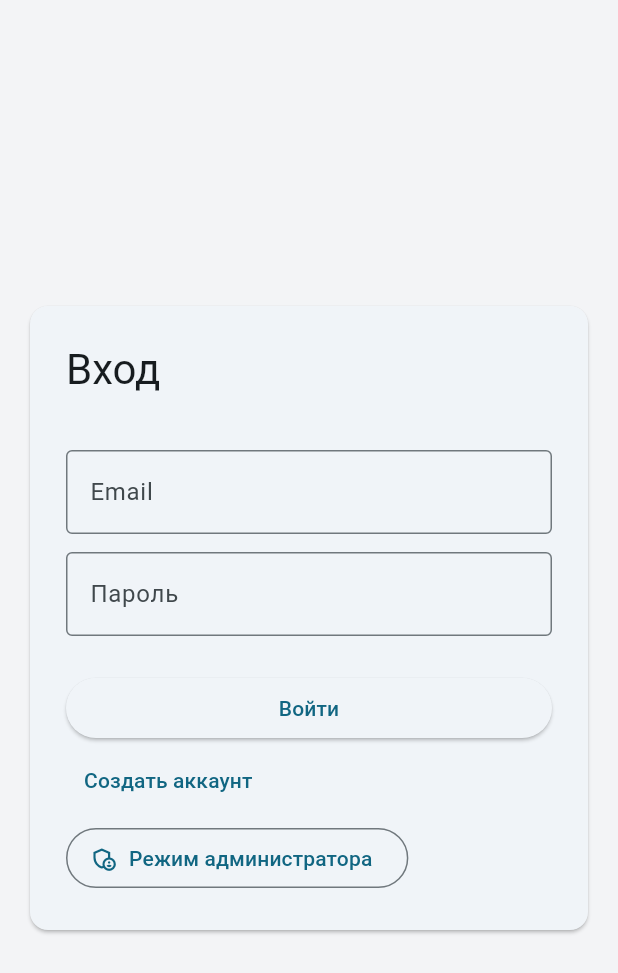
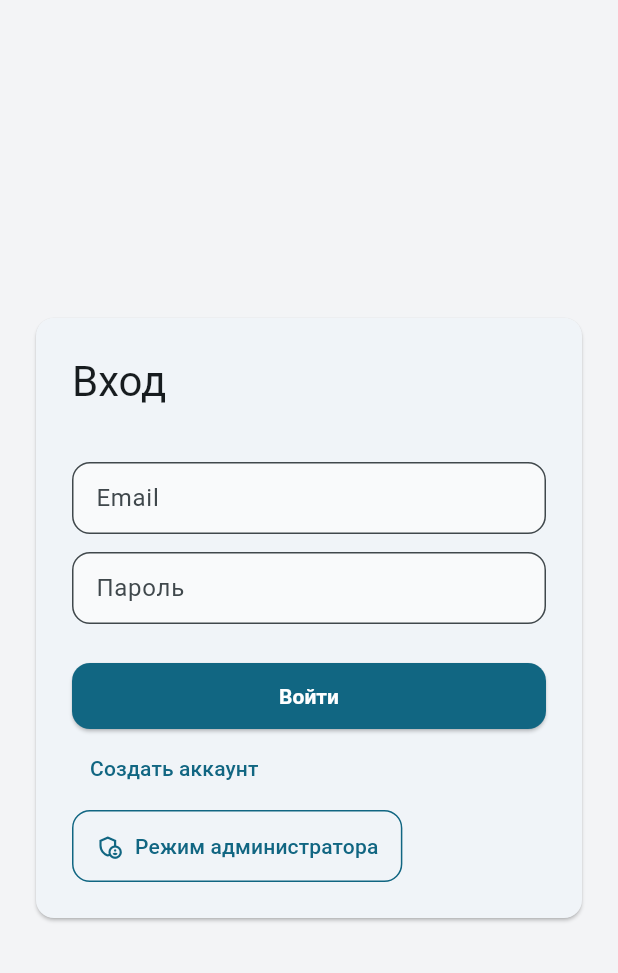
Before and after one commit to arevuva/mi_crm, a Flutter app: the screen it shows after launch, on a phone screen of 412 x 824 dp. Shown: the top 973 px of the screen. Run offline on Flutter 3.47's test engine with Material 3 defaults, Android fonts, the phone set to English and light mode, and no system bars; our stand-ins replace equatable, flutter_bloc, shared_preferences, sqflite, sqflite_common_ffi; accounts and stored records are empty.

Commit message:
Add themed styles and dark mode

```diff
--- a/lib/app.dart
+++ b/lib/app.dart
@@ -87,6 +87,8 @@ class App extends StatelessWidget {
           debugShowCheckedModeBanner: false,
           title: 'mi_crm',
           theme: AppTheme.light,
+          darkTheme: AppTheme.dark,
+          themeMode: ThemeMode.system,
           home: const _RootPage(),
         ),
       ),
--- a/lib/theme.dart
+++ b/lib/theme.dart
@@ -1,13 +1,72 @@
 import 'package:flutter/material.dart';
 
 class AppTheme {
-  static ThemeData get light {
+  static ThemeData get light => _base(
+        ColorScheme.fromSeed(seedColor: Colors.blueGrey, brightness: Brightness.light),
+      );
+
+  static ThemeData get dark => _base(
+        ColorScheme.fromSeed(seedColor: Colors.blueGrey, brightness: Brightness.dark),
+      );
+
+  static ThemeData _base(ColorScheme colorScheme) {
+    final isDark = colorScheme.brightness == Brightness.dark;
+
     return ThemeData(
-      colorScheme: ColorScheme.fromSeed(seedColor: Colors.blueGrey),
+      colorScheme: colorScheme,
       useMaterial3: true,
-      scaffoldBackgroundColor: const Color(0xFFF3F4F6),
-      inputDecorationTheme: const InputDecorationTheme(
-        border: OutlineInputBorder(),
+      scaffoldBackgroundColor: isDark ? colorScheme.surface : const Color(0xFFF3F4F6),
+      appBarTheme: AppBarTheme(
+        backgroundColor: colorScheme.surface,
+        foregroundColor: colorScheme.onSurface,
+        elevation: 0,
+        centerTitle: true,
+      ),
+      cardTheme: CardTheme(
+        elevation: 1,
+        shape: RoundedRectangleBorder(borderRadius: BorderRadius.circular(12)),
+        margin: const EdgeInsets.all(8),
+      ),
+      listTileTheme: ListTileThemeData(
+        shape: RoundedRectangleBorder(borderRadius: BorderRadius.circular(12)),
+        selectedColor: colorScheme.primary,
+      ),
+      dividerTheme: DividerThemeData(color: colorScheme.outlineVariant),
+      chipTheme: ChipThemeData(
+        backgroundColor: colorScheme.surfaceVariant,
+        selectedColor: colorScheme.primaryContainer,
+        secondarySelectedColor: colorScheme.primaryContainer,
+        shape: RoundedRectangleBorder(borderRadius: BorderRadius.circular(12)),
+        labelStyle: TextStyle(color: colorScheme.onSurface),
+      ),
+      inputDecorationTheme: InputDecorationTheme(
+        border: OutlineInputBorder(borderRadius: BorderRadius.circular(12)),
+        filled: true,
+        fillColor: isDark ? colorScheme.surfaceVariant : const Color(0xFFF9FAFB),
+        contentPadding: const EdgeInsets.symmetric(horizontal: 12, vertical: 12),
+      ),
+      elevatedButtonTheme: ElevatedButtonThemeData(
+        style: ElevatedButton.styleFrom(
+          backgroundColor: colorScheme.primary,
+          foregroundColor: colorScheme.onPrimary,
+          padding: const EdgeInsets.symmetric(vertical: 14, horizontal: 16),
+          shape: RoundedRectangleBorder(borderRadius: BorderRadius.circular(12)),
+          textStyle: const TextStyle(fontWeight: FontWeight.w600),
+        ),
+      ),
+      outlinedButtonTheme: OutlinedButtonThemeData(
+        style: OutlinedButton.styleFrom(
+          foregroundColor: colorScheme.primary,
+          side: BorderSide(color: colorScheme.primary),
+          padding: const EdgeInsets.symmetric(vertical: 14, horizontal: 16),
+          shape: RoundedRectangleBorder(borderRadius: BorderRadius.circular(12)),
+        ),
+      ),
+      textButtonTheme: TextButtonThemeData(
+        style: TextButton.styleFrom(
+          foregroundColor: colorScheme.primary,
+          shape: RoundedRectangleBorder(borderRadius: BorderRadius.circular(12)),
+        ),
       ),
     );
   }
```
